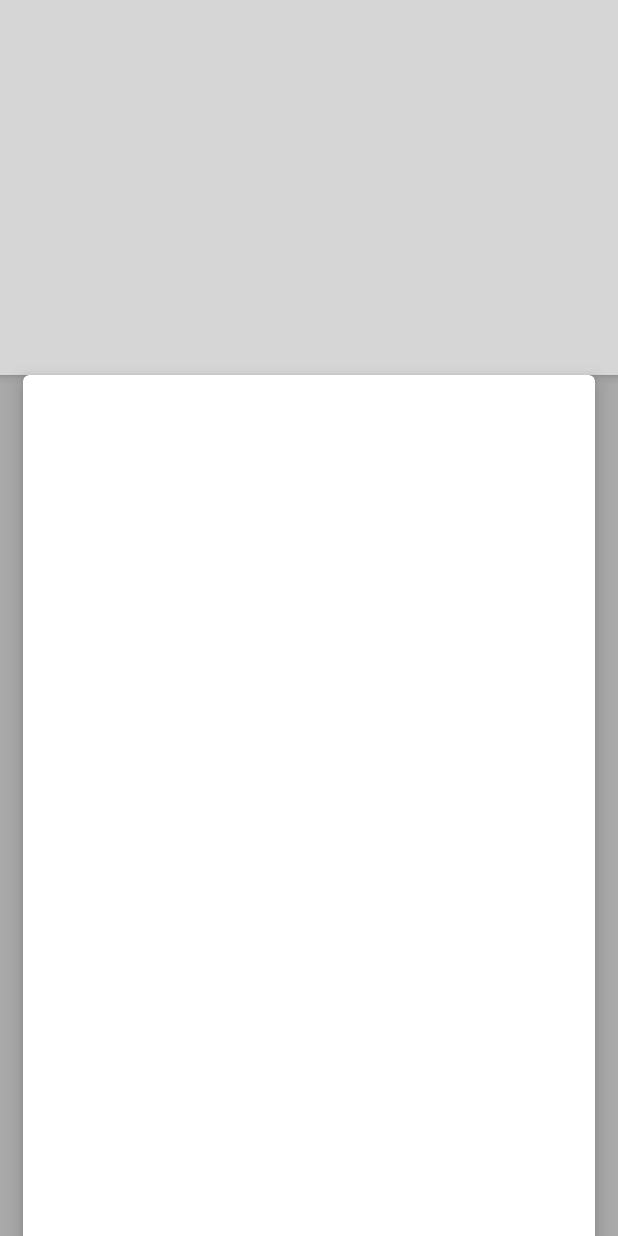
After one commit to gergirod/Events, an Android app: the DetailActivity screen opened directly, with no data from a screen before it, on a phone screen of 412 x 824 dp. The commit adds this screen. Run offline under Robolectric (Android 15) with nearby library versions, the phone set to English and light mode, and no system bars.

Commit message:
create evente detail activity and create layout

```diff
--- a/GoldCoastEvents/app/build.gradle
+++ b/GoldCoastEvents/app/build.gradle
@@ -28,6 +28,8 @@ dependencies {
     compile ('com.github.florent37:materialviewpager:1.1.3@aar'){
         transitive = true
     }
+    compile 'com.android.support:cardview-v7:23.2.1'
+
 
 
     //api
--- a/GoldCoastEvents/app/src/main/AndroidManifest.xml
+++ b/GoldCoastEvents/app/src/main/AndroidManifest.xml
@@ -17,6 +17,9 @@
                 <category android:name="android.intent.category.LAUNCHER" />
             </intent-filter>
         </activity>
+        <activity
+                android:name=".ui.DetailActivity"
+                android:label="@string/app_name" ></activity>
     </application>
 
 </manifest>
--- /dev/null
+++ b/GoldCoastEvents/app/src/main/java/germangirod/goldcoastevents/ui/DetailActivity.java
@@ -0,0 +1,17 @@
+package germangirod.goldcoastevents.ui;
+
+import android.os.Bundle;
+import android.support.v7.app.AppCompatActivity;
+import germangirod.goldcoastevents.R;
+
+/**
+ * Created by germangirod on 4/17/16.
+ */
+public class DetailActivity extends AppCompatActivity {
+
+    @Override protected void onCreate(Bundle savedInstanceState) {
+        super.onCreate(savedInstanceState);
+        setContentView(R.layout.detail_activity);
+
+    }
+}
--- a/GoldCoastEvents/app/src/main/java/germangirod/goldcoastevents/ui/MainActivity.java
+++ b/GoldCoastEvents/app/src/main/java/germangirod/goldcoastevents/ui/MainActivity.java
@@ -1,5 +1,6 @@
 package germangirod.goldcoastevents.ui;
 
+import android.content.Intent;
 import android.os.Bundle;
 import android.support.v4.app.Fragment;
 import android.support.v4.app.FragmentStatePagerAdapter;
@@ -166,7 +167,7 @@ public class MainActivity extends AppCompatActivity implements EventsPresenter {
 
         //noinspection SimplifiableIfStatement
         if (id == R.id.action_settings) {
-            return true;
+            startActivity(new Intent(this, DetailActivity.class));
         }
 
         return super.onOptionsItemSelected(item);
--- a/GoldCoastEvents/app/src/main/java/germangirod/goldcoastevents/ui/RecyclerViewFragment.java
+++ b/GoldCoastEvents/app/src/main/java/germangirod/goldcoastevents/ui/RecyclerViewFragment.java
@@ -2,6 +2,7 @@ package germangirod.goldcoastevents.ui;
 
 import android.os.Bundle;
 import android.support.annotation.Nullable;
+import android.support.v4.app.Fragment;
 import android.support.v7.widget.LinearLayoutManager;
 import android.support.v7.widget.RecyclerView;
 import android.view.LayoutInflater;
@@ -12,7 +13,6 @@ import com.github.florent37.materialviewpager.adapter.RecyclerViewMaterialAdapte
 import germangirod.goldcoastevents.R;
 import java.util.ArrayList;
 import java.util.List;
-import android.support.v4.app.Fragment;
 /**
  * Created by germangirod on 4/15/16.
  */
@@ -52,6 +52,7 @@ public class RecyclerViewFragment extends Fragment {
         }
 
         MaterialViewPagerHelper.registerRecyclerView(getActivity(), mRecyclerView, null);
+
     }
 
 }
--- /dev/null
+++ b/GoldCoastEvents/app/src/main/res/layout/detail_activity.xml
@@ -0,0 +1,38 @@
+<android.support.design.widget.CoordinatorLayout xmlns:android="http://schemas.android.com/apk/res/android"
+        xmlns:app="http://schemas.android.com/apk/res-auto"
+        android:id="@+id/main_content"
+        android:layout_width="match_parent"
+        android:layout_height="fill_parent"
+        android:background="@android:color/darker_gray">
+        <android.support.design.widget.AppBarLayout
+                android:id="@+id/appbar"
+                android:layout_width="match_parent"
+                android:layout_height="250dp"
+                android:theme="@style/ThemeOverlay.AppCompat.Dark.ActionBar"
+                android:fitsSystemWindows="true"
+                >
+
+                        <android.support.v7.widget.Toolbar
+                                android:id="@+id/toolbar"
+                                android:layout_width="match_parent"
+                                android:layout_height="?attr/actionBarSize"
+                                app:popupTheme="@style/ThemeOverlay.AppCompat.Light"
+                                app:layout_collapseMode="pin"
+                                />
+        </android.support.design.widget.AppBarLayout>
+        <android.support.v7.widget.CardView
+                xmlns:card_view="http://schemas.android.com/apk/res-auto"
+                android:layout_height="fill_parent"
+                android:layout_width="match_parent"
+                android:layout_marginRight="15dp"
+                android:layout_marginLeft="15dp"
+                android:layout_marginBottom="-30dp"
+                android:background="@android:color/white"
+                card_view:cardElevation="8dp"
+                card_view:cardCornerRadius="4dp"
+                app:layout_behavior="@string/appbar_scrolling_view_behavior"
+                app:behavior_overlapTop="54dp">
+
+        </android.support.v7.widget.CardView>
+
+</android.support.design.widget.CoordinatorLayout>
```
Also changed, not shown: 1 other file.
